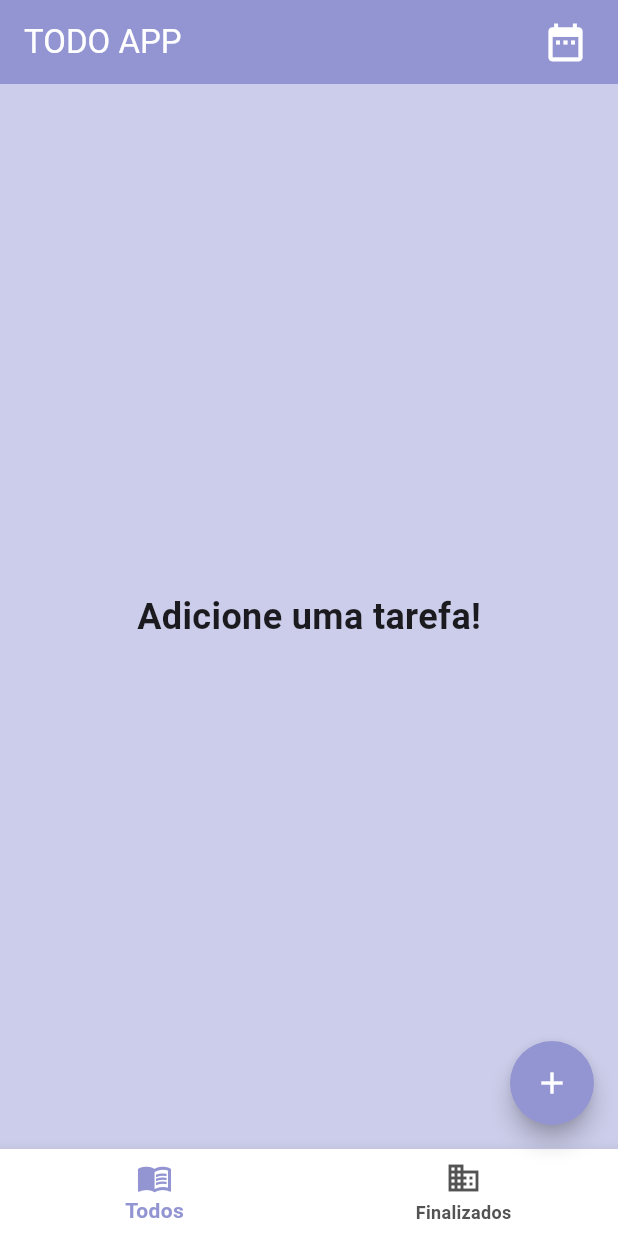
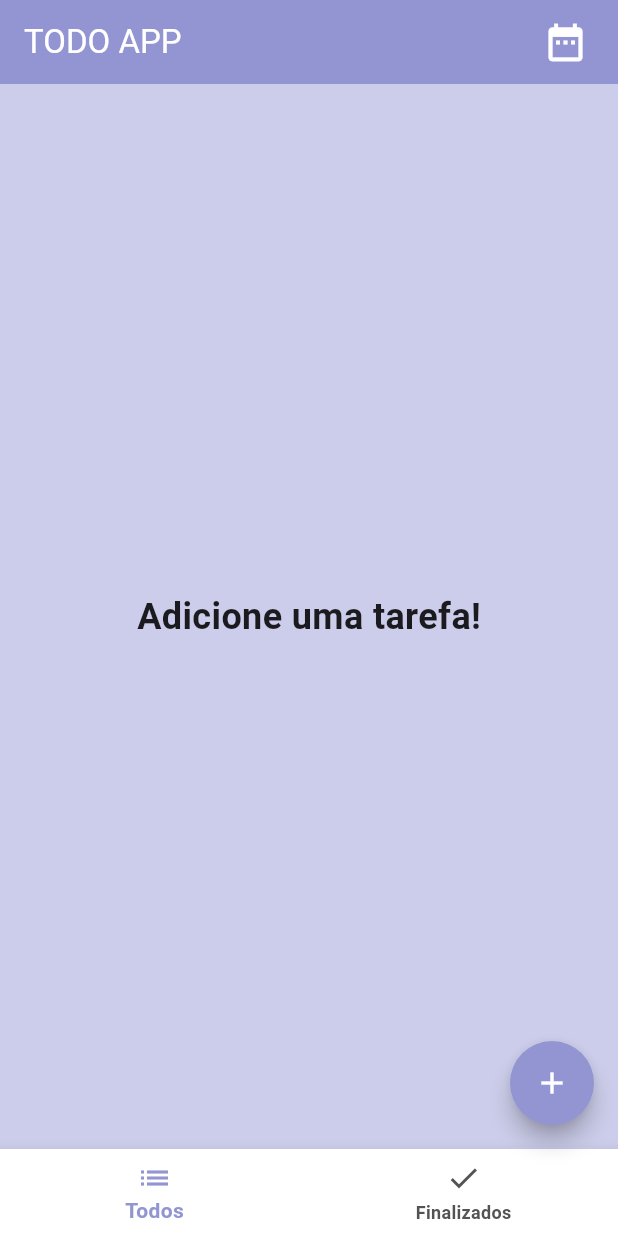
Before and after one commit to gabrielnavas/todo_flutter_app, a Flutter app: the screen it shows after launch, on a phone screen of 412 x 824 dp. Run offline on Flutter 3.47's test engine with Material 3 defaults, Android fonts, the phone set to English and light mode, and no system bars; our stand-ins replace sqflite; accounts and stored records are empty.

Commit message:
change bottom navigator icons

```diff
--- a/lib/screens/todo_list_screen.dart
+++ b/lib/screens/todo_list_screen.dart
@@ -69,11 +69,11 @@ class _TodoListScreenState extends State<TodoListScreen> {
       bottomNavigationBar: BottomNavigationBar(
         items: const [
           BottomNavigationBarItem(
-            icon: Icon(Icons.menu_book),
+            icon: Icon(Icons.list),
             label: 'Todos',
           ),
           BottomNavigationBarItem(
-            icon: Icon(Icons.business),
+            icon: Icon(Icons.check),
             label: 'Finalizados',
           ),
         ],
```
